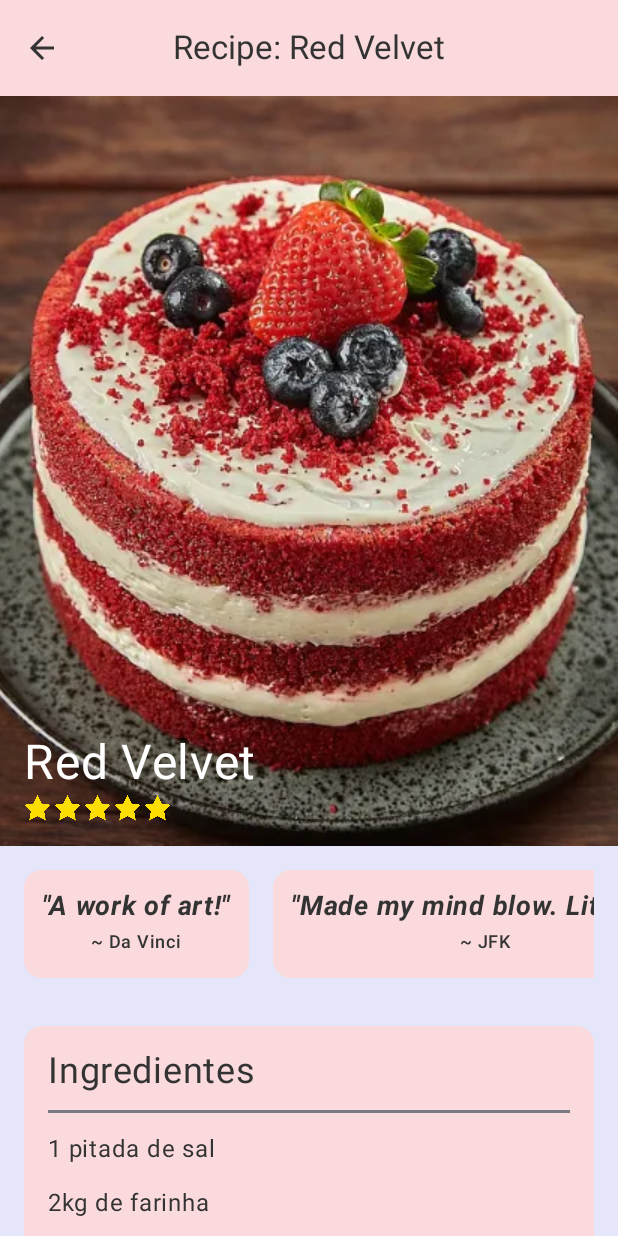
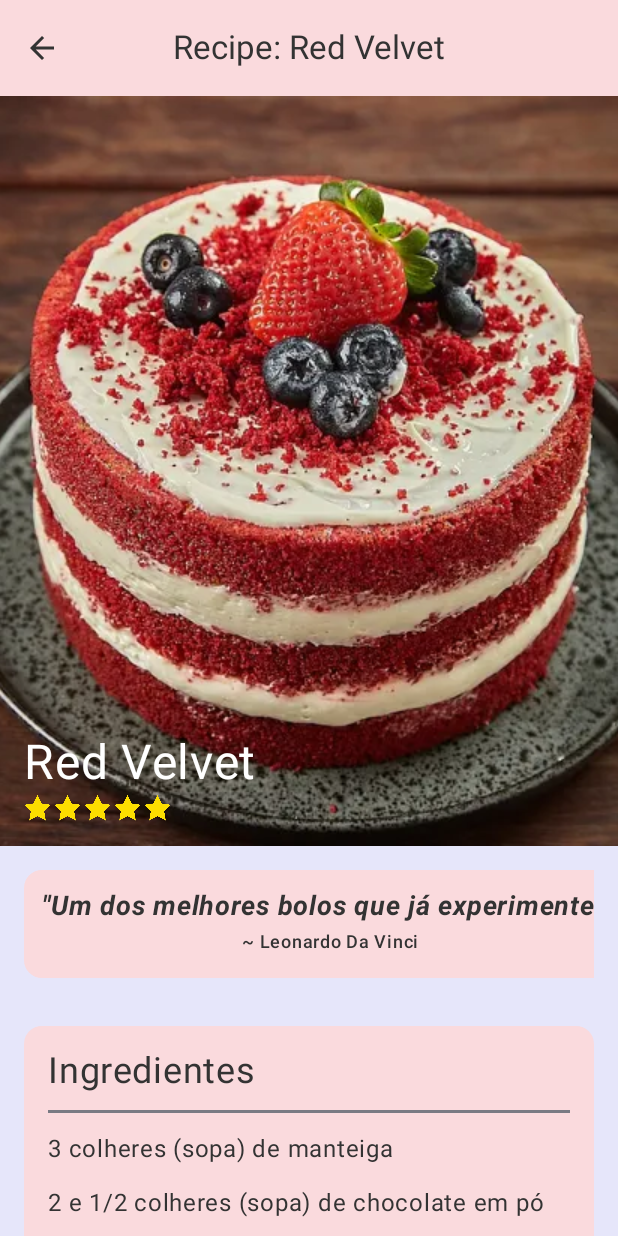
Before and after one commit to entr0pie/MidnightCafe, an Android app built with Jetpack Compose: the RecipeDetailsScreen screen opened through its navigation route, on a phone screen of 412 x 824 dp. Run offline under Robolectric (Android 15) with nearby library versions, the phone set to English and light mode, and no system bars.

Commit message:
chore: add recipe information for delivery

```diff
--- a/app/src/main/java/tandera/hackerspace/midnightcafe/ui/screens/tinder/RecipeDetailsScreen.kt
+++ b/app/src/main/java/tandera/hackerspace/midnightcafe/ui/screens/tinder/RecipeDetailsScreen.kt
@@ -72,9 +72,9 @@ fun RecipeDetailsScreen(navController: NavController) {
 @Composable
 fun CommentCarousel() {
     val comments = listOf(
-        RecipeCommentModel("A work of art!", "Da Vinci"),
-        RecipeCommentModel("Made my mind blow. Literally.", "JFK"),
-        RecipeCommentModel("Sliced", "Renato Cariani")
+        RecipeCommentModel("Um dos melhores bolos que já experimentei!", "Leonardo Da Vinci"),
+        RecipeCommentModel("Um excelente bolo.", "Presidente da República"),
+        RecipeCommentModel("Uma receita ótima para hipertrofia!", "Renato Cariani")
     )
 
     LazyRow(
@@ -95,9 +95,15 @@ fun CommentCarousel() {
 @Composable
 fun IngredientsList() {
     val ingredients = listOf(
-        "1 pitada de sal",
-        "2kg de farinha",
-        "muuuitos morangos"
+        "3 colheres (sopa) de manteiga",
+        "2 e 1/2 colheres (sopa) de chocolate em pó",
+        "4 ovos",
+        "1 xícara e 1/2 colher (sopa) de farinha de trigo",
+        "1/2 colher (chá) de vinagre branco",
+        "100 ml de leite aquecido",
+        "1 e 1/2 colher (sopa) de corante vermelho em gel",
+        "1 e 1/4 de xícara de açúcar",
+        "1/2 colher (sopa) de fermento em pó",
     )
 
     VerticalList(
@@ -114,9 +120,13 @@ fun IngredientsList() {
 @Composable
 fun RecipeStepsList() {
     val steps = listOf(
-        "aqueca o forno em 200 graus celsius",
-        "amasse os melhores morangos em um pote",
-        "pegue dois ovos e retire a gema"
+        "Despeje o leite já aquecido na panela, acrescente a manteiga e misture.",
+        "Coloque o chocolate em pó e deixe em fogo médio até a manteiga derreter completamente.",
+        "Desligue o fogo, coloque o corante, misture e reserve.",
+        "Na batedeira, despeje os ovos e o açúcar a bata até dobrar de volume.",
+        "Adicione o farinha e o fermento e misture bem.",
+        "Depois, acrescente a mistura com a corante aos poucos e mexa mais.",
+        "Despeje a massa numa forma redonda e leve ao forno preaquecido a 180 graus por 40 minutos."
     )
 
     VerticalList(
```
